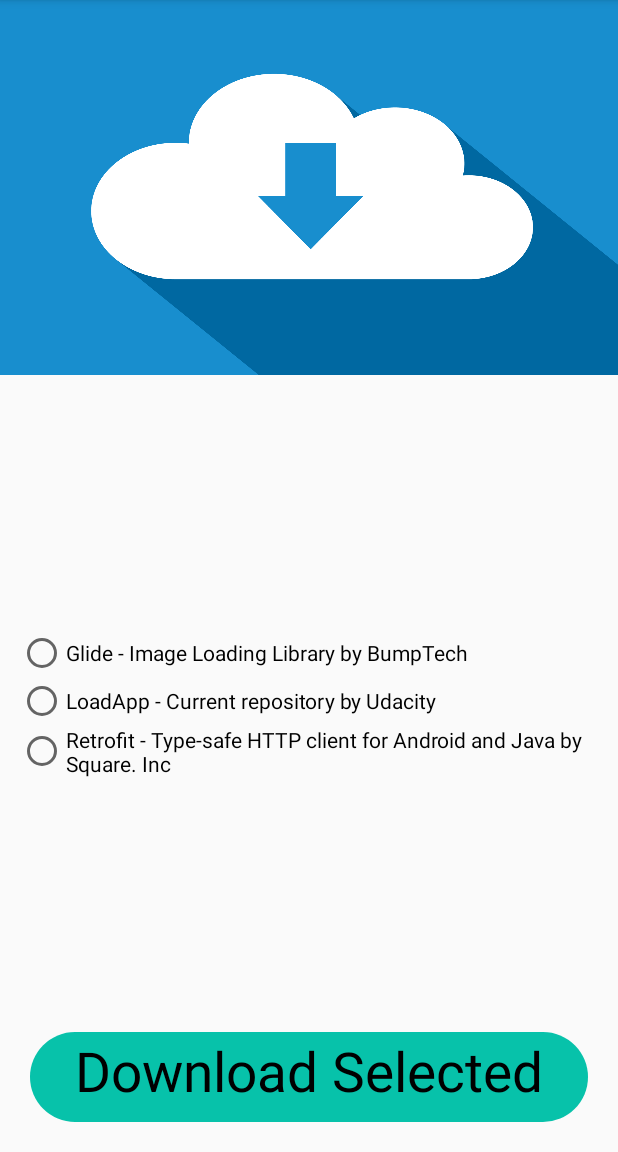
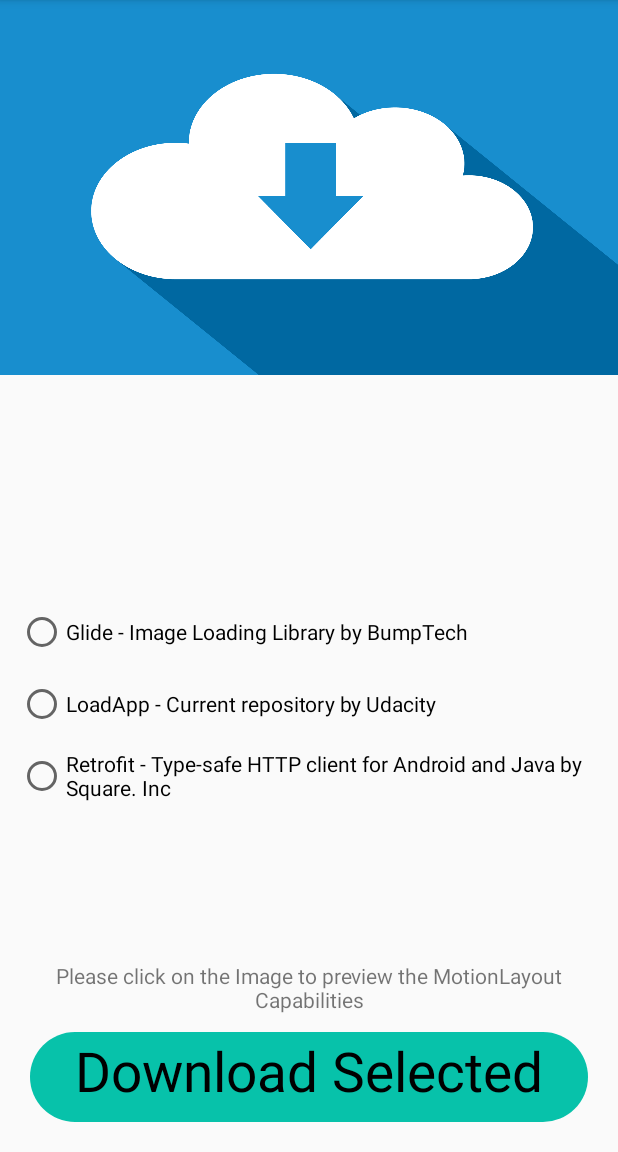
Before and after one commit to Khalid-Tarek/ANDK_Load_App, an Android app: the screen it shows after launch (MainActivity), on a phone screen of 412 x 824 dp, the part 84-1236 px from its top. Run offline under Robolectric (Android 15) with nearby library versions, the phone set to English and light mode, and no system bars.

Commit message:
Implemented MotionLayout

```diff
--- a/app/src/main/res/layout/content_main.xml
+++ b/app/src/main/res/layout/content_main.xml
@@ -1,10 +1,11 @@
 <?xml version="1.0" encoding="utf-8"?>
-<androidx.constraintlayout.widget.ConstraintLayout xmlns:android="http://schemas.android.com/apk/res/android"
+<androidx.constraintlayout.motion.widget.MotionLayout xmlns:android="http://schemas.android.com/apk/res/android"
     xmlns:app="http://schemas.android.com/apk/res-auto"
     xmlns:tools="http://schemas.android.com/tools"
     android:id="@+id/main_layout"
     android:layout_width="match_parent"
     android:layout_height="match_parent"
+    app:layoutDescription="@xml/motion_scene"
     app:layout_behavior="@string/appbar_scrolling_view_behavior"
     tools:context=".MainActivity"
     tools:showIn="@layout/activity_main">
@@ -13,18 +14,19 @@
         android:id="@+id/downloadImage"
         android:layout_width="match_parent"
         android:layout_height="250dp"
+        android:contentDescription="@string/stringCloudDownloadImageDesc"
         android:scaleType="fitXY"
-        android:contentDescription="@string/stringCloudDownloadImageDesc"
         android:src="@drawable/cloud_download"
         app:layout_constraintEnd_toEndOf="parent"
         app:layout_constraintStart_toStartOf="parent"
         app:layout_constraintTop_toTopOf="parent" />
 
     <RadioGroup
+        android:id="@+id/RadioGroup"
         android:layout_width="wrap_content"
         android:layout_height="wrap_content"
+        android:orientation="vertical"
         android:padding="@dimen/dimenSmallMargin"
-        android:orientation="vertical"
         app:layout_constraintBottom_toTopOf="@id/custom_button"
         app:layout_constraintEnd_toEndOf="parent"
         app:layout_constraintStart_toStartOf="parent"
@@ -34,38 +36,52 @@
             android:id="@+id/radioGlide"
             android:layout_width="wrap_content"
             android:layout_height="wrap_content"
-            android:text="@string/stringGlide"
-            android:onClick="onRadioButtonClicked"/>
+            android:minHeight="48dp"
+            android:onClick="onRadioButtonClicked"
+            android:text="@string/stringGlide" />
 
         <RadioButton
             android:id="@+id/radioRepository"
             android:layout_width="wrap_content"
             android:layout_height="wrap_content"
-            android:text="@string/stringRepository"
-            android:onClick="onRadioButtonClicked"/>
+            android:minHeight="48dp"
+            android:onClick="onRadioButtonClicked"
+            android:text="@string/stringRepository" />
 
         <RadioButton
             android:id="@+id/radioRetrofit"
             android:layout_width="wrap_content"
             android:layout_height="wrap_content"
-            android:text="@string/stringRetrofit"
-            android:onClick="onRadioButtonClicked"/>
+            android:minHeight="48dp"
+            android:onClick="onRadioButtonClicked"
+            android:text="@string/stringRetrofit" />
 
     </RadioGroup>
+
+    <TextView
+        android:id="@+id/motionLayoutInstructions"
+        android:layout_width="wrap_content"
+        android:layout_height="wrap_content"
+        app:layout_constraintStart_toStartOf="parent"
+        app:layout_constraintEnd_toEndOf="parent"
+        app:layout_constraintBottom_toTopOf="@id/custom_button"
+        android:text="@string/stringMotionLayoutInstructions"
+        android:gravity="center"
+        android:layout_marginBottom="@dimen/dimenSmallMargin"/>
 
     <com.udacity.LoadingButton
         android:id="@+id/custom_button"
         android:layout_width="0dp"
         android:layout_height="60dp"
         android:layout_margin="20dp"
+        app:downloadString="@string/stringDownload"
+        app:enableLoadingBar="true"
+        app:enableLoadingCircle="true"
         app:layout_constraintBottom_toBottomOf="parent"
         app:layout_constraintEnd_toEndOf="parent"
         app:layout_constraintStart_toStartOf="parent"
-        app:myBackground="@color/colorPrimary"
         app:loadingCircleColor="@color/colorAccent"
-        app:enableLoadingBar="true"
-        app:enableLoadingCircle="true"
-        app:downloadString="@string/stringDownload"
-        app:loadingString="@string/loadingString"/>
+        app:loadingString="@string/loadingString"
+        app:myBackground="@color/colorPrimary" />
 
-</androidx.constraintlayout.widget.ConstraintLayout>
+</androidx.constraintlayout.motion.widget.MotionLayout>
--- a/app/src/main/res/values/strings.xml
+++ b/app/src/main/res/values/strings.xml
@@ -22,4 +22,5 @@
     <string name="stringFileNameLabel">File Name:</string>
     <string name="stringStatusLabel">Status:</string>
     <string name="stringOkButton">OK</string>
+    <string name="stringMotionLayoutInstructions">Please click on the Image to preview the MotionLayout Capabilities</string>
 </resources>
--- /dev/null
+++ b/app/src/main/res/xml/motion_scene.xml
@@ -0,0 +1,62 @@
+<?xml version="1.0" encoding="utf-8"?>
+<MotionScene xmlns:app="http://schemas.android.com/apk/res-auto"
+    xmlns:android="http://schemas.android.com/apk/res/android">
+
+    <Transition
+        app:constraintSetStart="@+id/start"
+        app:constraintSetEnd="@+id/end"
+        app:duration="2000">
+        <OnClick
+            app:targetId="@id/downloadImage"
+            app:clickAction="toggle" />
+    </Transition>
+
+    <ConstraintSet android:id="@+id/start">
+        <Constraint
+            android:id="@+id/downloadImage"
+            android:layout_width="match_parent"
+            android:layout_height="250dp"
+            android:contentDescription="@string/stringCloudDownloadImageDesc"
+            android:scaleType="fitXY"
+            android:src="@drawable/cloud_download"
+            app:layout_constraintEnd_toEndOf="parent"
+            app:layout_constraintStart_toStartOf="parent"
+            app:layout_constraintTop_toTopOf="parent" />
+        <Constraint
+            android:id="@+id/RadioGroup"
+            android:layout_width="wrap_content"
+            android:layout_height="wrap_content"
+            android:padding="@dimen/dimenSmallMargin"
+            android:orientation="vertical"
+            app:layout_constraintBottom_toTopOf="@id/custom_button"
+            app:layout_constraintEnd_toEndOf="parent"
+            app:layout_constraintStart_toStartOf="parent"
+            app:layout_constraintTop_toBottomOf="@id/downloadImage" />
+    </ConstraintSet>
+
+    <ConstraintSet android:id="@+id/end">
+        <Constraint
+            android:id="@+id/downloadImage"
+            android:layout_width="match_parent"
+            android:layout_height="250dp"
+            android:contentDescription="@string/stringCloudDownloadImageDesc"
+            android:scaleType="fitXY"
+            android:src="@drawable/cloud_download"
+            app:layout_constraintEnd_toEndOf="parent"
+            app:layout_constraintStart_toStartOf="parent"
+            app:layout_constraintTop_toBottomOf="@id/RadioGroup"
+            app:layout_constraintBottom_toTopOf="@id/custom_button"
+            />
+        <Constraint
+            android:id="@+id/RadioGroup"
+            android:layout_width="wrap_content"
+            android:layout_height="wrap_content"
+            android:padding="@dimen/dimenSmallMargin"
+            android:orientation="vertical"
+            app:layout_constraintEnd_toEndOf="parent"
+            app:layout_constraintStart_toStartOf="parent"
+            app:layout_constraintBottom_toTopOf="@id/downloadImage"
+            app:layout_constraintTop_toTopOf="parent" />
+    </ConstraintSet>
+
+</MotionScene>
```
